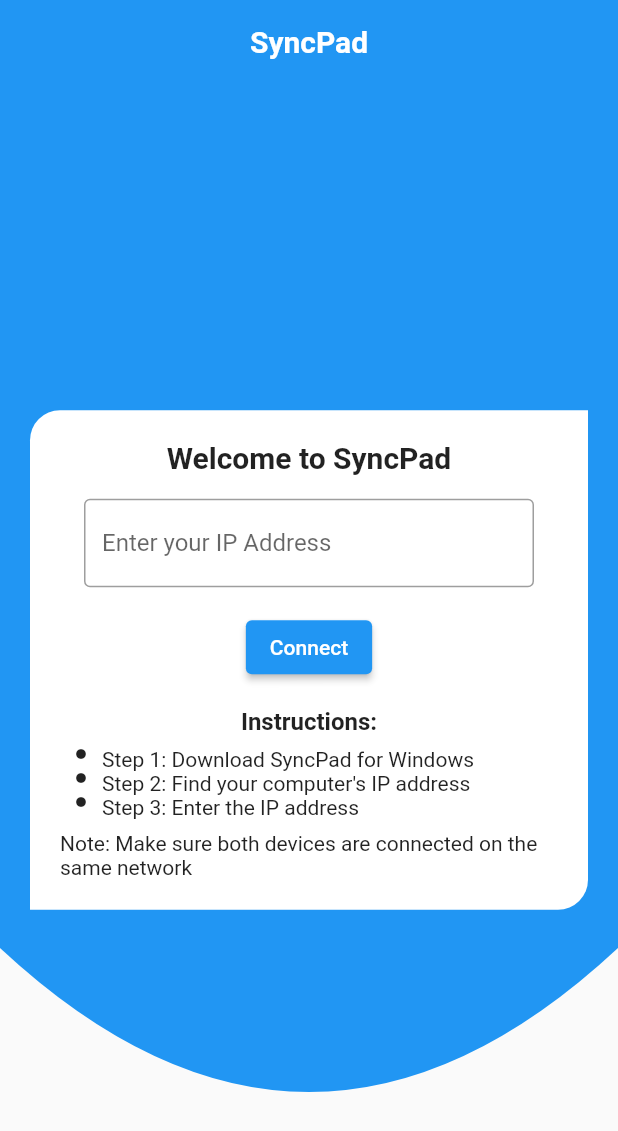
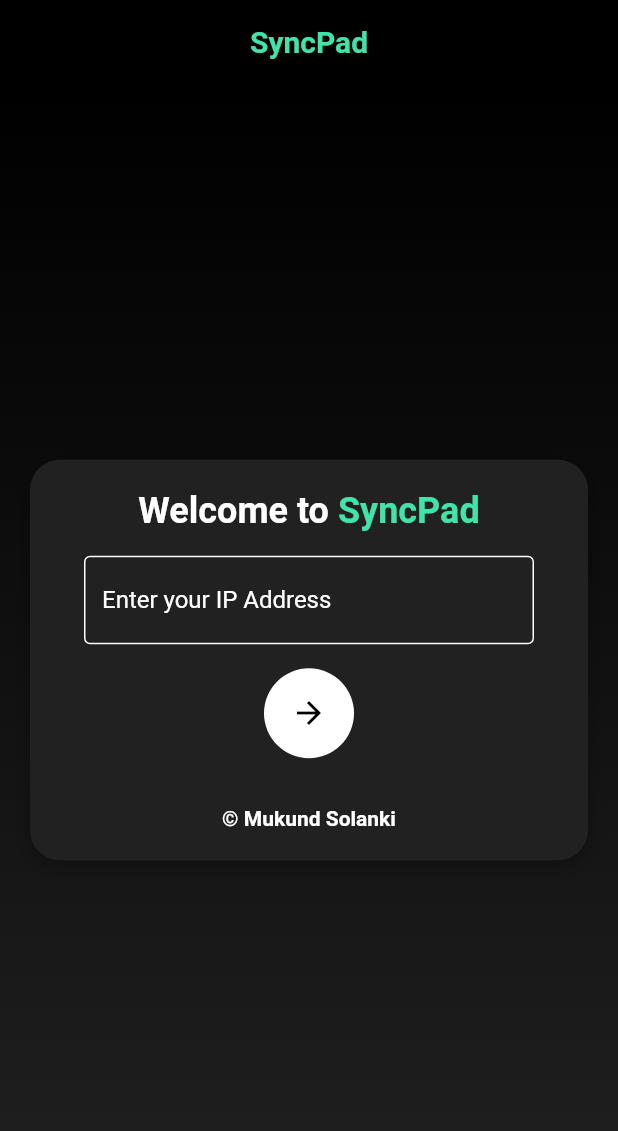
Before and after one commit to mukundsolanki/SyncPad, a Flutter app: the screen it shows after launch, on a phone screen of 412 x 824 dp. Shown: the top 1131 px of the screen. Run offline on Flutter 3.47's test engine with Material 2 defaults, Android fonts, the phone set to English and light mode, and no system bars; our stand-ins replace socket_io_client.

Commit message:
Updated the design of the Welcome Screen

```diff
--- a/lib/welcome_screen.dart
+++ b/lib/welcome_screen.dart
@@ -3,7 +3,7 @@
 class WelcomeScreen extends StatelessWidget {
   final Function(String) onIPSubmit;
 
-  WelcomeScreen({required this.onIPSubmit});
+  const WelcomeScreen({super.key, required this.onIPSubmit});
 
   @override
   Widget build(BuildContext context) {
@@ -11,7 +11,7 @@
 
     return Scaffold(
       appBar: AppBar(
-        backgroundColor: Colors.blue,
+        backgroundColor: Colors.black,
         elevation: 0,
         title: const Center(
           child: Text(
@@ -19,80 +19,112 @@
             style: TextStyle(
               fontSize: 20,
               fontWeight: FontWeight.bold,
-            color: Colors.white, // Set the text color
+              color: Color.fromARGB(255, 65, 227, 168),
             ),
-        )),
+          ),
+        ),
       ),
       body: Container(
-        child: Stack(
-          children: [
-            ClipPath(
-              clipper: BackgroundClipper(),
-              child: Container(
-                color: Colors.blue,
+        decoration: BoxDecoration(
+          gradient: LinearGradient(
+            begin: Alignment.topCenter,
+            end: Alignment.bottomCenter,
+            colors: [Colors.black, Colors.grey[900]!],
           ),
         ),
+        child: Stack(
+          alignment: Alignment.center,
+          children: [
             Center(
               child: SingleChildScrollView(
                 child: Container(
                   margin: const EdgeInsets.symmetric(horizontal: 20),
                   padding: const EdgeInsets.all(20),
-                  decoration: const BoxDecoration(
-                    color: Colors.white,
-                    borderRadius: BorderRadius.only(
-                      topLeft: Radius.circular(20),
-                      bottomRight: Radius.circular(20),
+                  decoration: BoxDecoration(
+                    color: Colors.grey[900],
+                    borderRadius: BorderRadius.circular(20),
+                    boxShadow: [
+                      BoxShadow(
+                        color: Colors.black.withOpacity(0.3),
+                        blurRadius: 10,
+                        offset: const Offset(0, 4),
                       ),
+                    ],
                   ),
                   child: Column(
                     children: [
-                      const Text(
-                        'Welcome to SyncPad',
+                      const Text.rich(
+                        TextSpan(
+                          text: 'Welcome to ',
                           style: TextStyle(
-                          fontSize: 20,
+                            fontSize: 24,
                             fontWeight: FontWeight.bold,
+                            color: Colors.white,
+                          ),
+                          children: [
+                            TextSpan(
+                              text: 'SyncPad',
+                              style: TextStyle(
+                                color: Color.fromARGB(255, 65, 227, 168),
+                              ),
+                            ),
+                          ],
                         ),
                       ),
                       const SizedBox(height: 16),
                       Padding(
                         padding: const EdgeInsets.symmetric(horizontal: 16),
                         child: TextField(
+                          keyboardType: TextInputType.number,
                           onChanged: (value) {
                             ipAddress = value;
                           },
                           decoration: const InputDecoration(
-                            border: OutlineInputBorder(),
+                            border: OutlineInputBorder(
+                              borderSide: BorderSide(
+                                color: Colors.white,
+                              ),
+                            ),
+                            enabledBorder: OutlineInputBorder(
+                              borderSide: BorderSide(
+                                color: Colors.white,
+                              ),
+                            ),
+                            focusedBorder: OutlineInputBorder(
+                              borderSide: BorderSide(
+                                color: Colors.white,
+                              ),
+                            ),
                             labelText: 'Enter your IP Address',
+                            labelStyle: TextStyle(color: Colors.white),
+                          ),
+                          style: const TextStyle(
+                            color: Colors.white,
                           ),
                         ),
                       ),
                       const SizedBox(height: 16),
-                      ElevatedButton(
+                      CircleAvatar(
+                        backgroundColor: Colors.white,
+                        radius: 30,
+                        child: IconButton(
                           onPressed: () {
                             onIPSubmit(ipAddress);
                           },
-                        style: ButtonStyle(
-                          backgroundColor:
-                              MaterialStateProperty.all<Color>(Colors.blue),
-                        ),
-                        child: const Text('Connect'),
-                      ),
-                      const SizedBox(height: 16),
-                      const Text(
-                        'Instructions:',
-                        style: TextStyle(
-                          fontSize: 16,
-                          fontWeight: FontWeight.bold,
+                          icon: const Icon(
+                            Icons.arrow_forward,
+                            color: Colors.black,
                           ),
                         ),
-                      const SizedBox(height: 8),
-                      _buildBulletPoint('Step 1: Download SyncPad for Windows'),
-                      _buildBulletPoint(
-                          'Step 2: Find your computer\'s IP address'),
-                      _buildBulletPoint('Step 3: Enter the IP address'),
-                      const SizedBox(height: 8),
+                      ),
+                      const SizedBox(height: 32),
                       const Text(
-                        'Note: Make sure both devices are connected on the same network',
+                        '© Mukund Solanki',
+                        style: TextStyle(
+                          fontSize: 14,
+                          fontWeight: FontWeight.bold,
+                          color: Colors.white,
+                        ),
                       ),
                     ],
                   ),
@@ -104,36 +136,4 @@
       ),
     );
   }
-
-  Widget _buildBulletPoint(String text) {
-    return Row(
-      crossAxisAlignment: CrossAxisAlignment.start,
-      children: [
-        const SizedBox(width: 10),
-        const Icon(Icons.brightness_1, size: 8),
-        const SizedBox(width: 10),
-        Expanded(child: Text(text)),
-      ],
-    );
 }
-}
-
-class BackgroundClipper extends CustomClipper<Path> {
-  @override
-  Path getClip(Size size) {
-    final path = Path();
-    path.lineTo(0, size.height * 0.75);
-    path.quadraticBezierTo(
-      size.width * 0.5,
-      size.height,
-      size.width,
-      size.height * 0.75,
-    );
-    path.lineTo(size.width, 0);
-    path.close();
-    return path;
-  }
-
-  @override
-  bool shouldReclip(covariant CustomClipper<Path> oldClipper) => false;
-}
```
Lines whose indentation alone changed are shown as unchanged.
